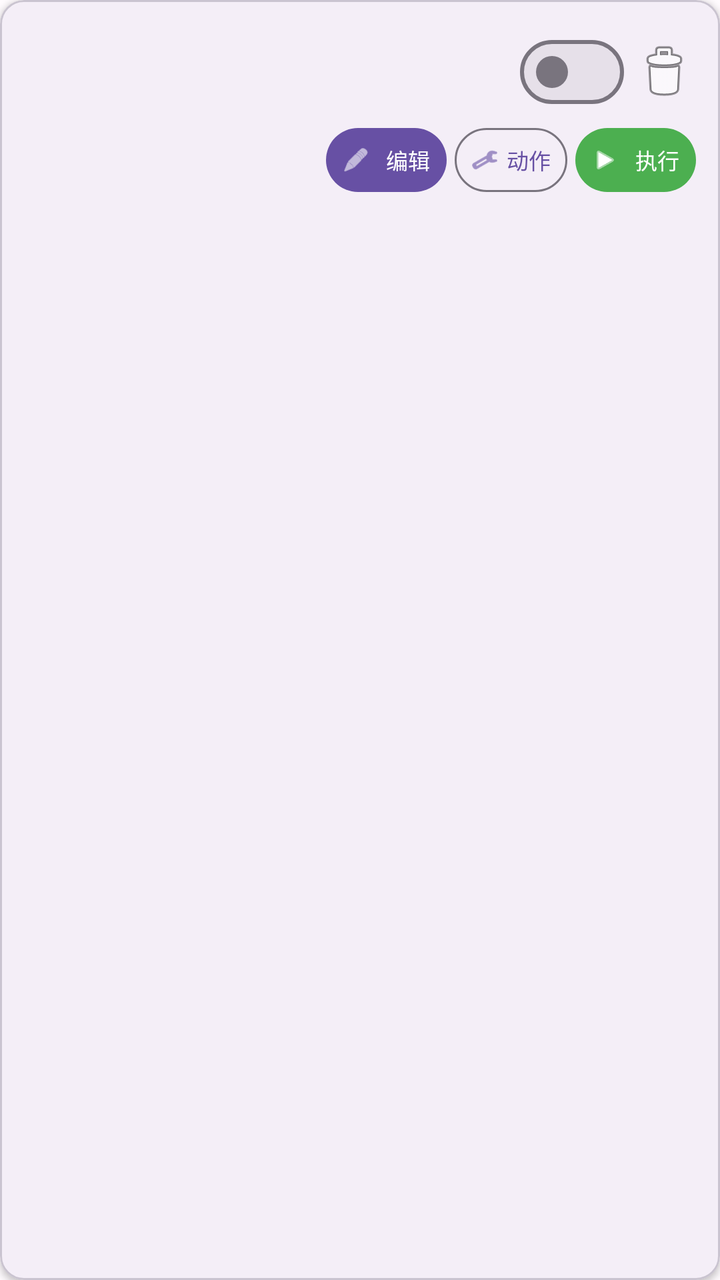
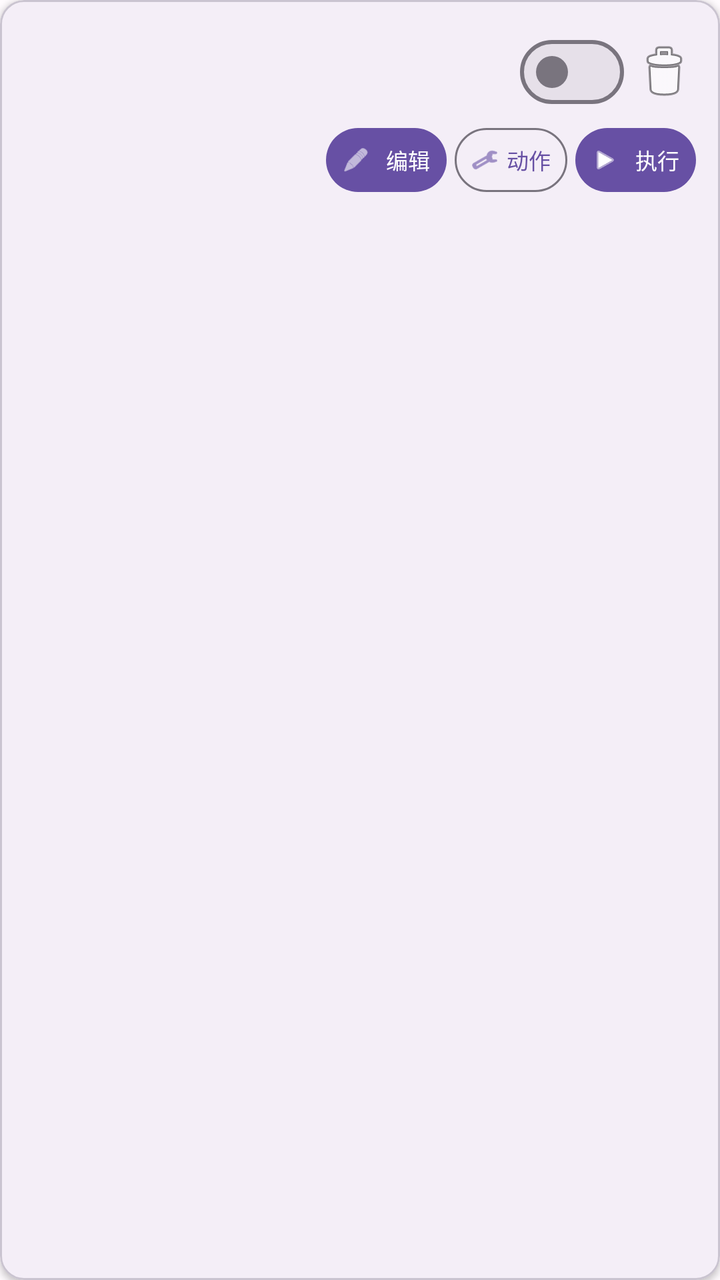

An Android layout rendered at two revisions. The XML below is the earlier revision; the diff shows what the commit changed to produce the second picture.
<!-- AndroidManifest.xml: application theme Theme.AutoTask -->
<!-- res/layout/item_task.xml -->
<?xml version="1.0" encoding="utf-8"?>
<com.google.android.material.card.MaterialCardView
    xmlns:android="http://schemas.android.com/apk/res/android"
    xmlns:app="http://schemas.android.com/apk/res-auto"
    android:layout_width="match_parent"
    android:layout_height="wrap_content"
    android:layout_marginHorizontal="16dp"
    android:layout_marginVertical="4dp"
    app:cardElevation="2dp">

    <LinearLayout
        android:layout_width="match_parent"
        android:layout_height="wrap_content"
        android:orientation="horizontal"
        android:gravity="center_vertical"
        android:padding="12dp">

        <LinearLayout
            android:layout_width="0dp"
            android:layout_height="wrap_content"
            android:layout_weight="1"
            android:orientation="vertical">

            <TextView
                android:id="@+id/tv_task_name"
                android:layout_width="wrap_content"
                android:layout_height="wrap_content"
                android:textSize="16sp"
                android:textStyle="bold"
                android:textColor="#212121" />

            <TextView
                android:id="@+id/tv_task_package"
                android:layout_width="wrap_content"
                android:layout_height="wrap_content"
                android:textSize="12sp"
                android:textColor="#757575"
                android:layout_marginTop="2dp" />

            <TextView
                android:id="@+id/tv_task_status"
                android:layout_width="wrap_content"
                android:layout_height="wrap_content"
                android:textSize="11sp"
                android:layout_marginTop="2dp" />

        </LinearLayout>

        <LinearLayout
            android:layout_width="wrap_content"
            android:layout_height="wrap_content"
            android:orientation="vertical"
            android:gravity="end">

            
            <LinearLayout
                android:layout_width="wrap_content"
                android:layout_height="wrap_content"
                android:orientation="horizontal"
                android:gravity="center_vertical">

                <com.google.android.material.materialswitch.MaterialSwitch
                    android:id="@+id/switch_enabled"
                    android:layout_width="wrap_content"
                    android:layout_height="wrap_content"
                    android:layout_marginEnd="4dp" />

                <ImageButton
                    android:id="@+id/btn_delete"
                    android:layout_width="32dp"
                    android:layout_height="32dp"
                    android:src="@android:drawable/ic_menu_delete"
                    android:background="?attr/selectableItemBackgroundBorderless"
                    android:contentDescription="删除" />

            </LinearLayout>

            
            <LinearLayout
                android:layout_width="wrap_content"
                android:layout_height="wrap_content"
                android:orientation="horizontal"
                android:layout_marginTop="4dp">

                <com.google.android.material.button.MaterialButton
                    android:id="@+id/btn_edit"
                    android:layout_width="wrap_content"
                    android:layout_height="32dp"
                    android:text="编辑"
                    android:textSize="11sp"
                    android:minWidth="0dp"
                    android:insetTop="0dp"
                    android:insetBottom="0dp"
                    android:paddingStart="8dp"
                    android:paddingEnd="8dp"
                    app:icon="@android:drawable/ic_menu_edit"
                    app:iconSize="14dp" />

                <com.google.android.material.button.MaterialButton
                    android:id="@+id/btn_edit_actions"
                    android:layout_width="wrap_content"
                    android:layout_height="32dp"
                    android:text="动作"
                    android:textSize="11sp"
                    android:minWidth="0dp"
                    android:layout_marginStart="4dp"
                    android:insetTop="0dp"
                    android:insetBottom="0dp"
                    android:paddingStart="8dp"
                    android:paddingEnd="8dp"
                    app:icon="@android:drawable/ic_menu_manage"
                    app:iconSize="14dp"
                    style="@style/Widget.Material3.Button.OutlinedButton" />

                <com.google.android.material.button.MaterialButton
                    android:id="@+id/btn_execute"
                    android:layout_width="wrap_content"
                    android:layout_height="32dp"
                    android:text="执行"
                    android:textSize="11sp"
                    android:minWidth="0dp"
                    android:layout_marginStart="4dp"
                    android:insetTop="0dp"
                    android:insetBottom="0dp"
                    android:paddingStart="8dp"
                    android:paddingEnd="8dp"
                    app:backgroundTint="#4CAF50"
                    app:icon="@android:drawable/ic_media_play"
                    app:iconSize="14dp" />

            </LinearLayout>

        </LinearLayout>

    </LinearLayout>

</com.google.android.material.card.MaterialCardView>
<!-- resources referenced by this layout -->
<resources>
  <style name="Theme.AutoTask" parent="Theme.AutoTask.Purple" />
  <style name="Theme.AutoTask.Purple" parent="Theme.Material3.Light.NoActionBar">
          <item name="colorPrimary">@color/purple_primary</item>
          <item name="colorOnPrimary">@color/purple_on_primary</item>
          <item name="colorPrimaryContainer">@color/purple_primary_container</item>
          <item name="colorOnPrimaryContainer">@color/purple_on_primary_container</item>
          <item name="colorSecondary">@color/purple_secondary</item>
          <item name="colorOnSecondary">@color/purple_on_secondary</item>
          <item name="colorSecondaryContainer">@color/purple_secondary_container</item>
          <item name="colorSurface">@color/purple_surface</item>
          <item name="colorOnSurface">@color/purple_on_surface</item>
          <item name="colorSurfaceVariant">@color/purple_surface_variant</item>
          <item name="android:colorBackground">@color/purple_background</item>
      </style>
  <color name="purple_primary">#6750A4</color>
  <color name="purple_on_primary">#FFFFFF</color>
  <color name="purple_primary_container">#EADDFF</color>
  <color name="purple_on_primary_container">#21005D</color>
  <color name="purple_secondary">#625B71</color>
  <color name="purple_on_secondary">#FFFFFF</color>
  <color name="purple_secondary_container">#E8DEF8</color>
  <color name="purple_surface">#FFFBFE</color>
  <color name="purple_on_surface">#1C1B1F</color>
  <color name="purple_surface_variant">#E7E0EC</color>
  <color name="purple_background">#FFFBFE</color>
</resources>

<!-- the commit's change to res/layout/item_task.xml (unified diff, before → after) -->
@@ -27,14 +27,14 @@
                 android:layout_height="wrap_content"
                 android:textSize="16sp"
                 android:textStyle="bold"
-                android:textColor="#212121" />
+                android:textColor="?attr/colorOnSurface" />
 
             <TextView
                 android:id="@+id/tv_task_package"
                 android:layout_width="wrap_content"
                 android:layout_height="wrap_content"
                 android:textSize="12sp"
-                android:textColor="#757575"
+                android:textColor="?attr/colorOnSurfaceVariant"
                 android:layout_marginTop="2dp" />
 
             <TextView
@@ -124,7 +124,6 @@
                     android:insetBottom="0dp"
                     android:paddingStart="8dp"
                     android:paddingEnd="8dp"
-                    app:backgroundTint="#4CAF50"
                     app:icon="@android:drawable/ic_media_play"
                     app:iconSize="14dp" />
 
<!-- resource entries referenced after the edit -->
@@ -1,7 +1,7 @@
 <!-- resources referenced by this layout -->
 <resources>
   <style name="Theme.AutoTask" parent="Theme.AutoTask.Purple" />
-  <style name="Theme.AutoTask.Purple" parent="Theme.Material3.Light.NoActionBar">
+  <style name="Theme.AutoTask.Purple" parent="Theme.Material3.DayNight.NoActionBar">
           <item name="colorPrimary">@color/purple_primary</item>
           <item name="colorOnPrimary">@color/purple_on_primary</item>
           <item name="colorPrimaryContainer">@color/purple_primary_container</item>
